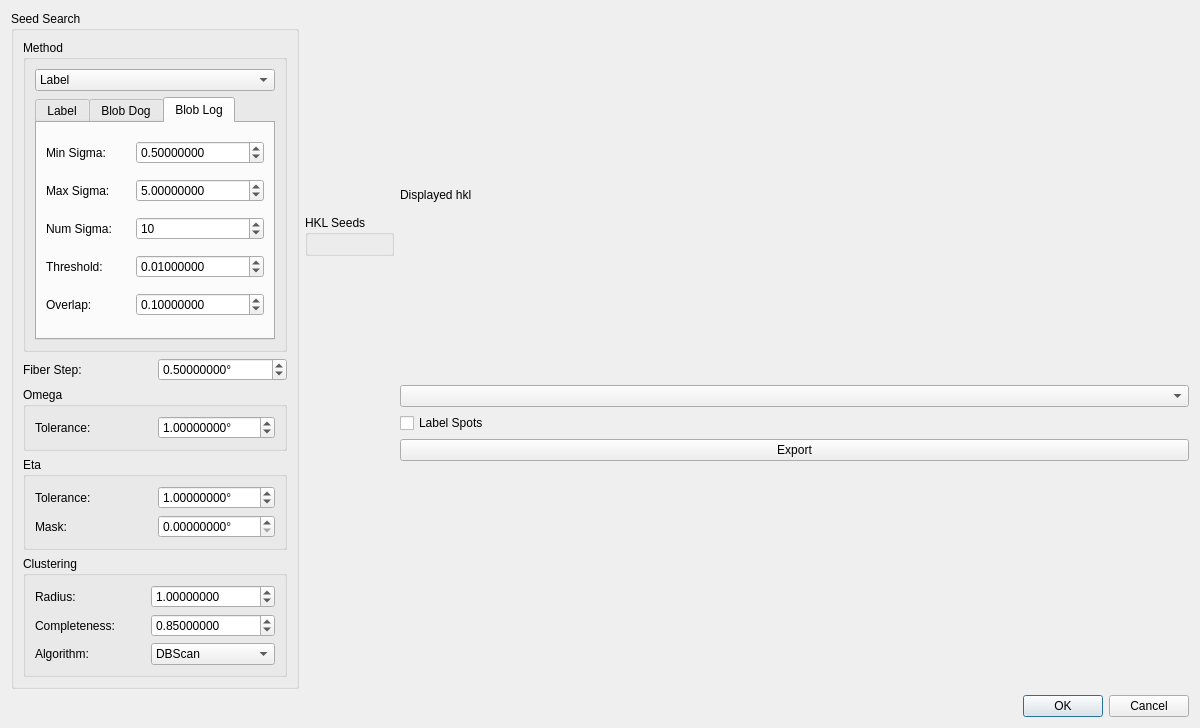
HEXRD/hexrdgui, file hexrd/ui/resources/ui/ome_maps_viewer_dialog.ui: the form before one commit.
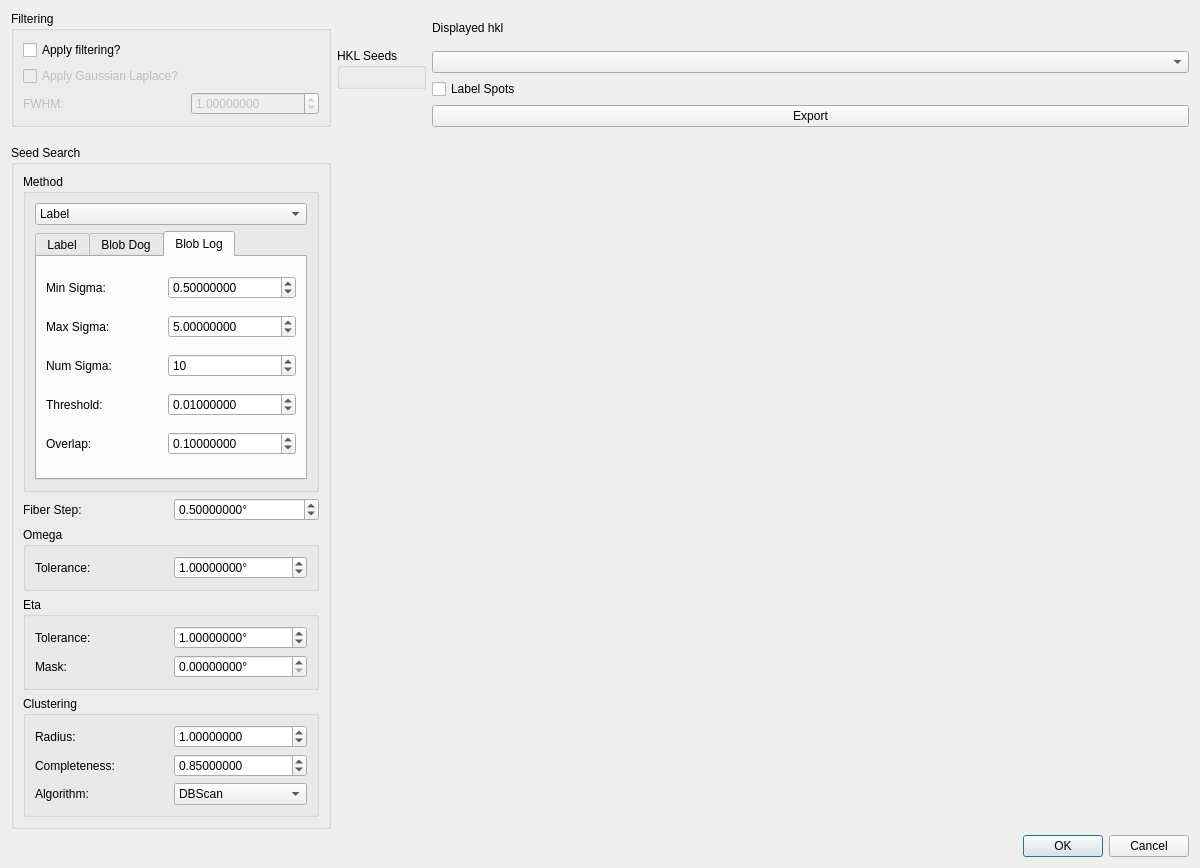
The form after the commit. Custom widgets are drawn as their Qt base class.

Commit message:
Add options to filter for eta omega maps
This provides options to either apply a default filtering,
or apply a Laplace filter based upon Gaussian second derivatives,
for which a full width at half max (FWHM) can be specified.

Modifications to the filtering options result in immediate updates to
the plot.

```diff
--- a/hexrd/ui/resources/ui/ome_maps_viewer_dialog.ui
+++ b/hexrd/ui/resources/ui/ome_maps_viewer_dialog.ui
@@ -7,21 +7,11 @@
     <x>0</x>
     <y>0</y>
     <width>1200</width>
-    <height>728</height>
+    <height>868</height>
    </rect>
   </property>
   <layout class="QGridLayout" name="gridLayout">
-   <item row="3" column="2">
-    <widget class="QDialogButtonBox" name="button_box">
-     <property name="standardButtons">
-      <set>QDialogButtonBox::Cancel|QDialogButtonBox::Ok</set>
-     </property>
-     <property name="centerButtons">
-      <bool>false</bool>
-     </property>
-    </widget>
-   </item>
-   <item row="0" column="0" rowspan="3">
+   <item row="4" column="1">
     <widget class="QGroupBox" name="seed_search_group_box">
      <property name="sizePolicy">
       <sizepolicy hsizetype="Preferred" vsizetype="Preferred">
@@ -39,48 +29,7 @@
       <string>Seed Search</string>
      </property>
      <layout class="QGridLayout" name="gridLayout_6">
-      <item row="2" column="0" colspan="2">
-       <widget class="QGroupBox" name="omega_group_box">
-        <property name="title">
-         <string>Omega</string>
-        </property>
-        <layout class="QGridLayout" name="gridLayout_7">
-         <item row="0" column="0">
-          <widget class="QLabel" name="tolerance_label">
-           <property name="text">
-            <string>Tolerance:</string>
-           </property>
-          </widget>
-         </item>
-         <item row="0" column="1">
-          <widget class="ScientificDoubleSpinBox" name="omega_tolerance">
-           <property name="keyboardTracking">
-            <bool>false</bool>
-           </property>
-           <property name="suffix">
-            <string>°</string>
-           </property>
-           <property name="decimals">
-            <number>8</number>
-           </property>
-           <property name="minimum">
-            <double>0.000000000000000</double>
-           </property>
-           <property name="maximum">
-            <double>360.000000000000000</double>
-           </property>
-           <property name="singleStep">
-            <double>0.100000000000000</double>
-           </property>
-           <property name="value">
-            <double>1.000000000000000</double>
-           </property>
-          </widget>
-         </item>
-        </layout>
-       </widget>
-      </item>
-      <item row="1" column="1">
+      <item row="2" column="1">
        <widget class="ScientificDoubleSpinBox" name="fiber_step">
         <property name="keyboardTracking">
          <bool>false</bool>
@@ -105,7 +54,7 @@
         </property>
        </widget>
       </item>
-      <item row="0" column="0" colspan="2">
+      <item row="1" column="0" colspan="2">
        <widget class="QGroupBox" name="method_group_box">
         <property name="title">
          <string>Method</string>
@@ -507,7 +456,14 @@
         </layout>
        </widget>
       </item>
-      <item row="3" column="0" colspan="2">
+      <item row="2" column="0">
+       <widget class="QLabel" name="fiber_step_label">
+        <property name="text">
+         <string>Fiber Step:</string>
+        </property>
+       </widget>
+      </item>
+      <item row="4" column="0" colspan="2">
        <widget class="QGroupBox" name="eta_group_box">
         <property name="title">
          <string>Eta</string>
@@ -574,14 +530,48 @@
         </layout>
        </widget>
       </item>
-      <item row="1" column="0">
-       <widget class="QLabel" name="fiber_step_label">
-        <property name="text">
-         <string>Fiber Step:</string>
+      <item row="3" column="0" colspan="2">
+       <widget class="QGroupBox" name="omega_group_box">
+        <property name="title">
+         <string>Omega</string>
         </property>
+        <layout class="QGridLayout" name="gridLayout_7">
+         <item row="0" column="0">
+          <widget class="QLabel" name="tolerance_label">
+           <property name="text">
+            <string>Tolerance:</string>
+           </property>
+          </widget>
+         </item>
+         <item row="0" column="1">
+          <widget class="ScientificDoubleSpinBox" name="omega_tolerance">
+           <property name="keyboardTracking">
+            <bool>false</bool>
+           </property>
+           <property name="suffix">
+            <string>°</string>
+           </property>
+           <property name="decimals">
+            <number>8</number>
+           </property>
+           <property name="minimum">
+            <double>0.000000000000000</double>
+           </property>
+           <property name="maximum">
+            <double>360.000000000000000</double>
+           </property>
+           <property name="singleStep">
+            <double>0.100000000000000</double>
+           </property>
+           <property name="value">
+            <double>1.000000000000000</double>
+           </property>
+          </widget>
+         </item>
+        </layout>
        </widget>
       </item>
-      <item row="4" column="0" colspan="2">
+      <item row="5" column="0" colspan="2">
        <widget class="QGroupBox" name="clustering_group_box">
         <property name="title">
          <string>Clustering</string>
@@ -670,9 +660,6 @@
      </layout>
     </widget>
    </item>
-   <item row="2" column="2">
-    <layout class="QVBoxLayout" name="canvas_layout"/>
-   </item>
    <item row="0" column="2" rowspan="2">
     <layout class="QGridLayout" name="grid_layout">
      <item row="2" column="2">
@@ -738,6 +725,83 @@
      </item>
     </layout>
    </item>
+   <item row="0" column="1" rowspan="2">
+    <widget class="QGroupBox" name="filtering_group">
+     <property name="title">
+      <string>Filtering</string>
+     </property>
+     <layout class="QGridLayout" name="gridLayout_10">
+      <item row="2" column="0">
+       <widget class="QLabel" name="filtering_fwhm_label">
+        <property name="enabled">
+         <bool>false</bool>
+        </property>
+        <property name="text">
+         <string>FWHM:</string>
+        </property>
+       </widget>
+      </item>
+      <item row="1" column="0">
+       <widget class="QCheckBox" name="filtering_apply_gaussian_laplace">
+        <property name="enabled">
+         <bool>false</bool>
+        </property>
+        <property name="toolTip">
+         <string>&lt;html&gt;&lt;head/&gt;&lt;body&gt;&lt;p&gt;Apply Laplace filter using Gaussian second derivatives&lt;/p&gt;&lt;/body&gt;&lt;/html&gt;</string>
+        </property>
+        <property name="text">
+         <string>Apply Gaussian Laplace?</string>
+        </property>
+       </widget>
+      </item>
+      <item row="0" column="0">
+       <widget class="QCheckBox" name="apply_filtering">
+        <property name="toolTip">
+         <string>&lt;html&gt;&lt;head/&gt;&lt;body&gt;&lt;p&gt;Apply filtering to the eta omega maps?&lt;/p&gt;&lt;p&gt;Subtracts a row-wise median, and optionally performs a Laplace filter using Gaussian second derivatives&lt;/p&gt;&lt;/body&gt;&lt;/html&gt;</string>
+        </property>
+        <property name="text">
+         <string>Apply filtering?</string>
+        </property>
+       </widget>
+      </item>
+      <item row="2" column="1">
+       <widget class="ScientificDoubleSpinBox" name="filtering_fwhm">
+        <property name="enabled">
+         <bool>false</bool>
+        </property>
+        <property name="keyboardTracking">
+         <bool>false</bool>
+        </property>
+        <property name="decimals">
+         <number>8</number>
+        </property>
+        <property name="minimum">
+         <double>-100000.000000000000000</double>
+        </property>
+        <property name="maximum">
+         <double>100000.000000000000000</double>
+        </property>
+        <property name="value">
+         <double>1.000000000000000</double>
+        </property>
+       </widget>
+      </item>
+     </layout>
+    </widget>
+   </item>
+   <item row="5" column="2">
+    <widget class="QDialogButtonBox" name="button_box">
+     <property name="standardButtons">
+      <set>QDialogButtonBox::Cancel|QDialogButtonBox::Ok</set>
+     </property>
+     <property name="centerButtons">
+      <bool>false</bool>
+     </property>
+    </widget>
+   </item>
+   <item row="2" column="2" rowspan="3">
+    <layout class="QVBoxLayout" name="canvas_layout"/>
+   </item>
   </layout>
  </widget>
  <customwidgets>
```
Left out of the diff: 3 changed lines with no effect on the pictures. The commit also changes 3 other files.
